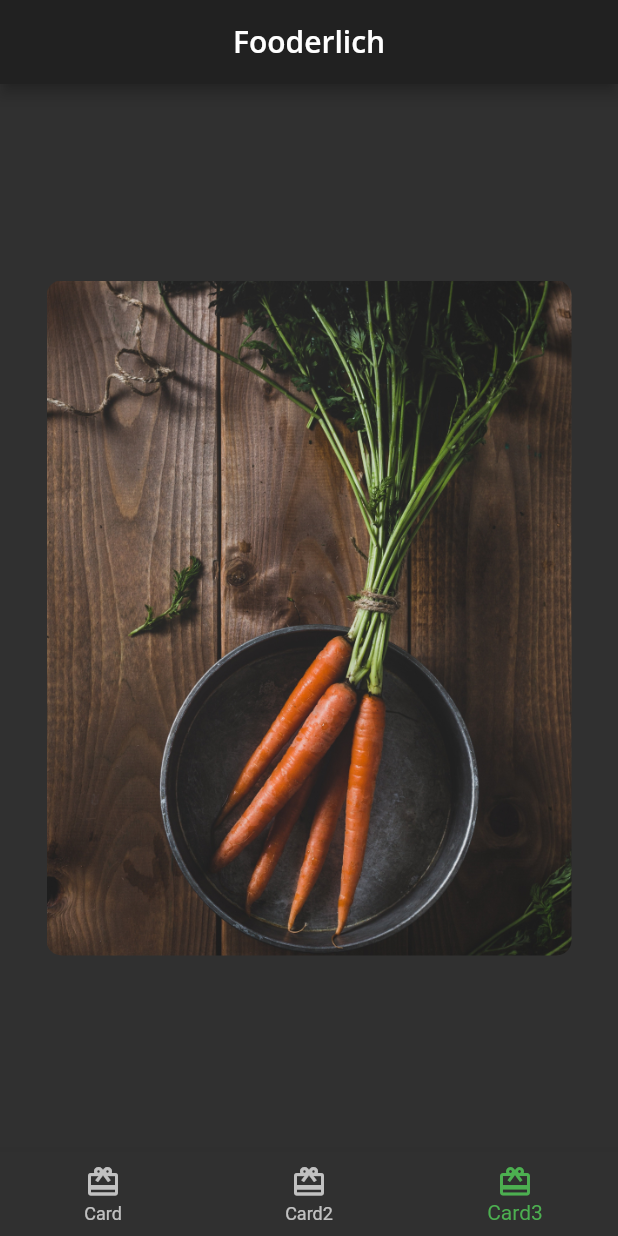
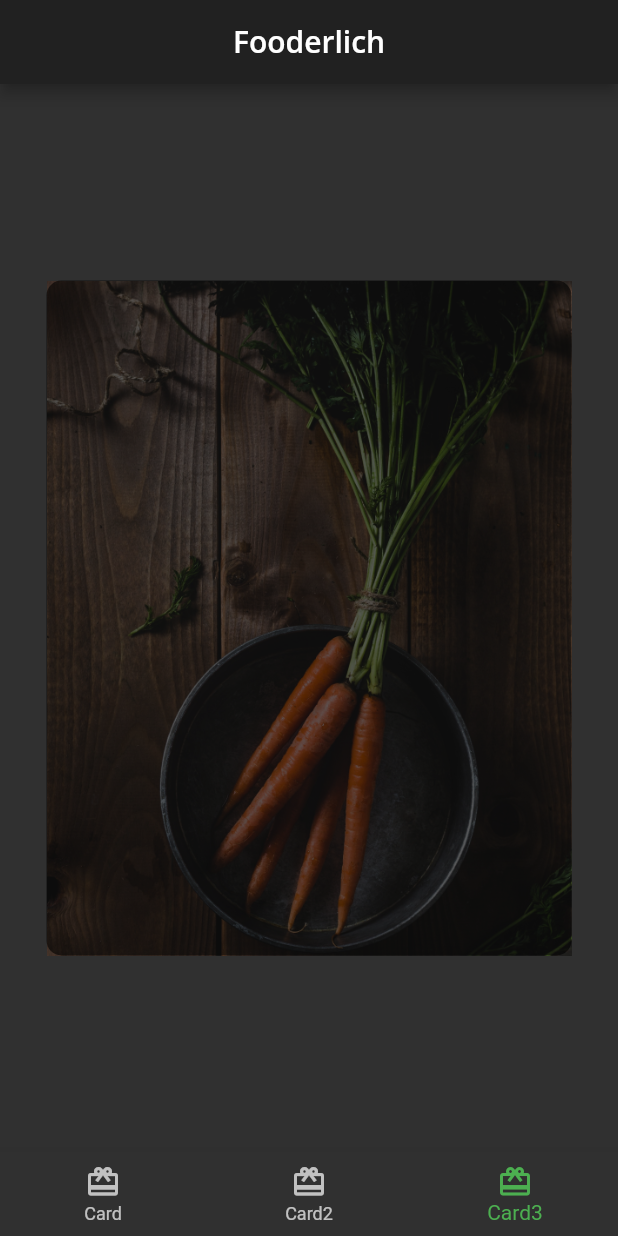
Before and after one commit to ghrms80/flta-ch03, a Flutter app: the screen it shows after launch, item 3 of the bottom bar chosen, on a phone screen of 412 x 824 dp. Run offline on Flutter 3.47's test engine with Material 2 defaults, Android fonts, the light colour scheme and no system bars; our stand-ins replace google_fonts.

Commit message:
Composing the dark overlay

```diff
--- a/lib/card3.dart
+++ b/lib/card3.dart
@@ -16,13 +16,22 @@ class Card3 extends StatelessWidget {
             image: AssetImage('assets/mag2.png'),
             fit: BoxFit.cover,
           ),
-          borderRadius: BorderRadius.all(
-            Radius.circular(10.0),
-          ),
+          // borderRadius: BorderRadius.all(
+          //   Radius.circular(10.0),
+          // ),
         ),
         child: Stack(
-          children: const [
-            // TODO: Add dark overlay BoxDecoration
+          children: [
+            Container(
+              decoration: BoxDecoration(
+                // 1
+                color: Colors.black.withOpacity(0.6),
+                // 2
+                borderRadius: const BorderRadius.all(
+                  Radius.circular(10.0),
+                ),
+              ),
+            ),
             // TODO: Add Container, Column, Icon and Text
             // TODO: Add Center widget with Chip widget children
           ],
```
